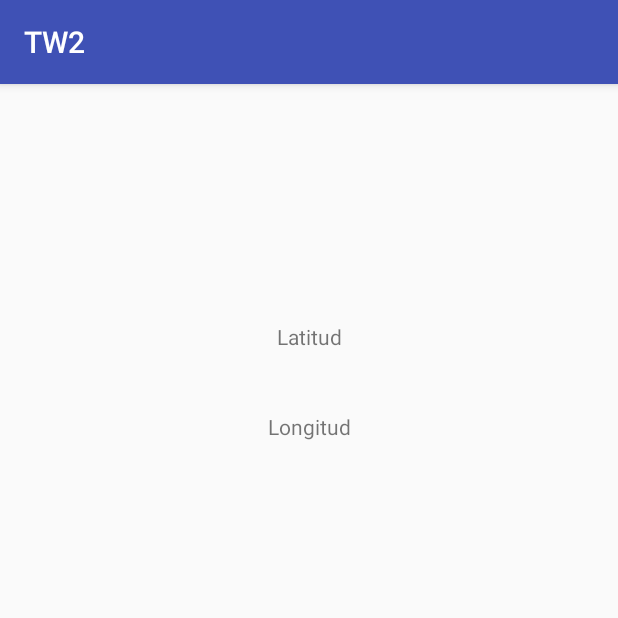
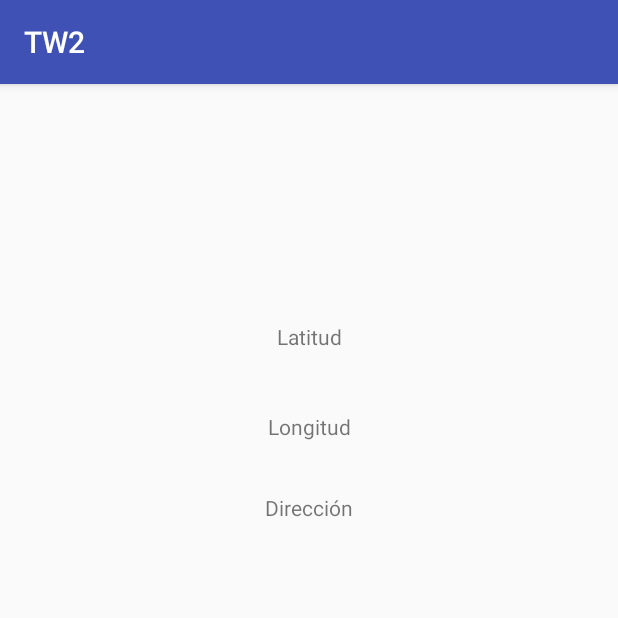
Before and after one commit to tinchocicirello/GPS-Android-tw2, an Android app: the screen it shows after launch (MainActivity), on a phone screen of 412 x 824 dp, the top half of it. Run offline under Robolectric (Android 15) with nearby library versions, the phone set to English and light mode, and no system bars.

Commit message:
Dirección Visualizada

```diff
--- a/app/src/main/res/layout/activity_main.xml
+++ b/app/src/main/res/layout/activity_main.xml
@@ -27,5 +27,15 @@
         app:layout_constraintRight_toRightOf="parent"
         app:layout_constraintTop_toTopOf="@+id/latitud"
         app:layout_constraintVertical_bias="0.102" />
+    <TextView
+        android:id="@+id/direccion"
+        android:layout_width="wrap_content"
+        android:layout_height="wrap_content"
+        android:text="Dirección"
+        app:layout_constraintBottom_toBottomOf="parent"
+        app:layout_constraintLeft_toLeftOf="parent"
+        app:layout_constraintRight_toRightOf="parent"
+        app:layout_constraintTop_toTopOf="@+id/longitud"
+        app:layout_constraintVertical_bias="0.102" />
 
 </android.support.constraint.ConstraintLayout>
```
Also changed, not shown: app/src/main/java/com/tallerweb2/android/GPS/MainActivity.java (+29 -1 lines).
